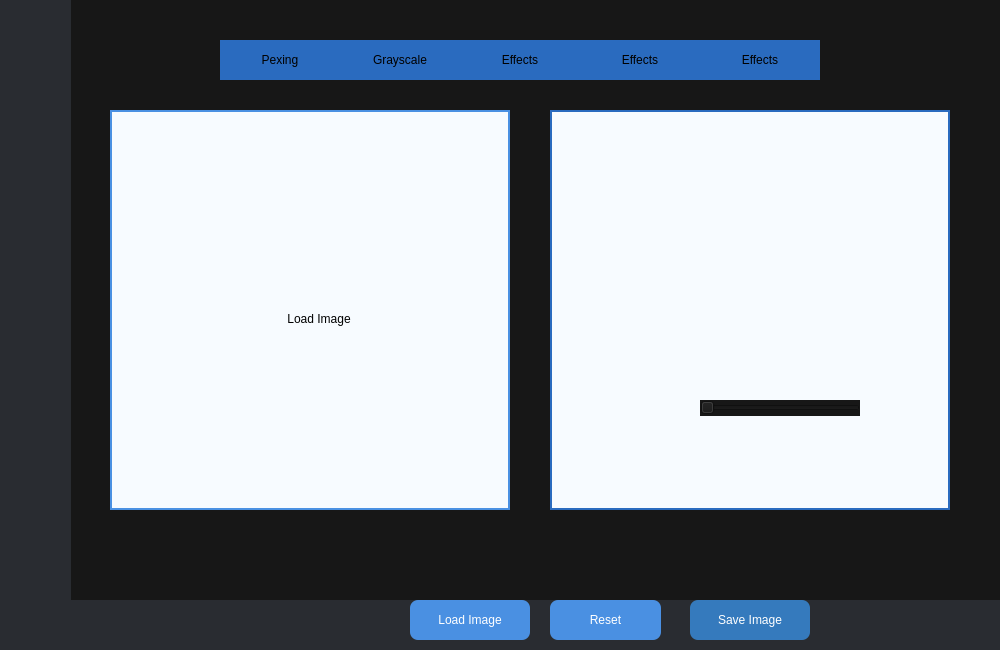
Above: mainwindow.ui from Abdelhamid-El-rashidy/RGBit before the change. Below: the same form after it.
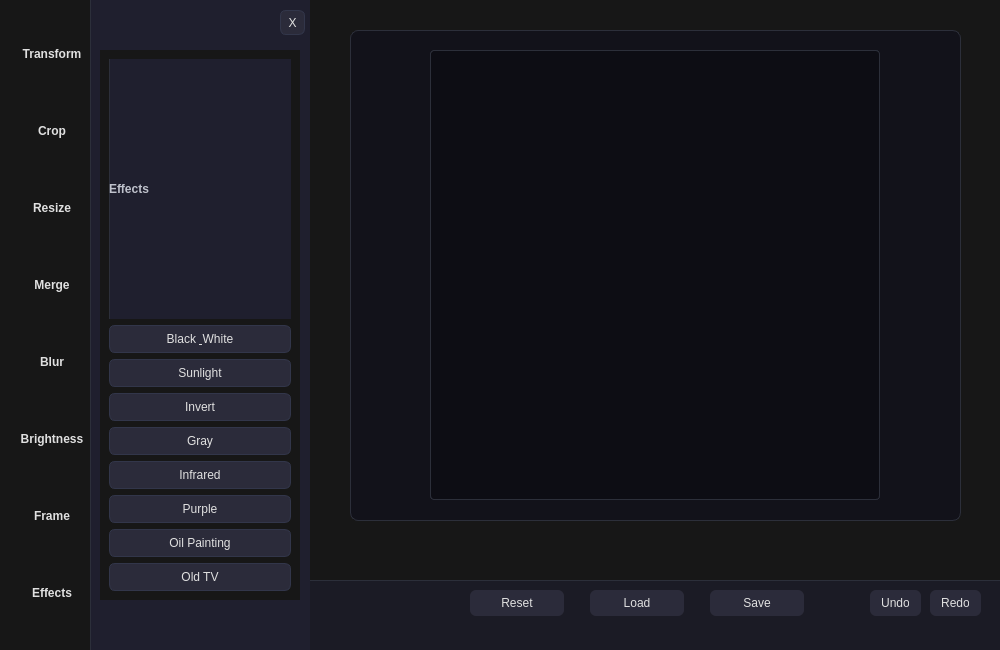
That is the form after the change. The open tabs and pages were chosen to show the change.

The edit to the form file:
```diff
--- a/mainwindow.ui
+++ b/mainwindow.ui
@@ -13,315 +13,476 @@
   <property name="windowTitle">
    <string>Image Processor</string>
   </property>
-  <property name="autoFillBackground">
-   <bool>false</bool>
-  </property>
   <property name="styleSheet">
-   <string notr="true">background-color: rgb(23,23,23);</string>
+   <string notr="true">
+    QMainWindow {
+    background-color: #171717;
+    color: #e0e0e0;
+    font-family: &quot;Segoe UI&quot;;
+    }
+   </string>
   </property>
   <widget class="QWidget" name="centralwidget">
-   <property name="autoFillBackground">
-    <bool>false</bool>
-   </property>
    <property name="styleSheet">
-    <string notr="true">background-color: rgb(23, 23, 23);</string>
+    <string notr="true">background-color: #171717;</string>
    </property>
-   <widget class="QLabel" name="originalLabel">
-    <property name="geometry">
-     <rect>
-      <x>110</x>
-      <y>110</y>
-      <width>400</width>
-      <height>400</height>
-     </rect>
-    </property>
-    <property name="styleSheet">
-     <string notr="true">border: 2px solid #4a90e2; background-color: #f7fbff;</string>
-    </property>
-    <property name="text">
-     <string>&lt;html&gt;&lt;head/&gt;&lt;body&gt;&lt;p&gt;&lt;br/&gt;&lt;/p&gt;&lt;/body&gt;&lt;/html&gt;</string>
-    </property>
-    <property name="scaledContents">
-     <bool>true</bool>
-    </property>
-    <property name="alignment">
-     <set>Qt::AlignmentFlag::AlignCenter</set>
-    </property>
-   </widget>
-   <widget class="QLabel" name="filteredLabel">
-    <property name="geometry">
-     <rect>
-      <x>550</x>
-      <y>110</y>
-      <width>400</width>
-      <height>400</height>
-     </rect>
-    </property>
-    <property name="styleSheet">
-     <string notr="true">border: 2px solid #2a6bbf; background-color: #f7fbff;</string>
-    </property>
-    <property name="text">
-     <string>&lt;html&gt;&lt;head/&gt;&lt;body&gt;&lt;p&gt;&lt;br/&gt;&lt;/p&gt;&lt;/body&gt;&lt;/html&gt;</string>
-    </property>
-    <property name="scaledContents">
-     <bool>true</bool>
-    </property>
-    <property name="alignment">
-     <set>Qt::AlignmentFlag::AlignCenter</set>
-    </property>
-   </widget>
-   <widget class="QPushButton" name="loadImageButton">
-    <property name="geometry">
-     <rect>
-      <x>410</x>
-      <y>600</y>
-      <width>120</width>
-      <height>40</height>
-     </rect>
-    </property>
-    <property name="styleSheet">
-     <string notr="true">background-color: #4a90e2; color: white; border-radius: 8px;</string>
-    </property>
-    <property name="text">
-     <string>Load Image</string>
-    </property>
-   </widget>
-   <widget class="QPushButton" name="saveButton">
-    <property name="geometry">
-     <rect>
-      <x>690</x>
-      <y>600</y>
-      <width>120</width>
-      <height>40</height>
-     </rect>
-    </property>
-    <property name="styleSheet">
-     <string notr="true">background-color: #357ABD; color: white; border-radius: 8px;</string>
-    </property>
-    <property name="text">
-     <string>Save Image</string>
-    </property>
-   </widget>
-   <widget class="QPushButton" name="applyGrayButton">
-    <property name="geometry">
-     <rect>
-      <x>340</x>
-      <y>40</y>
-      <width>120</width>
-      <height>40</height>
-     </rect>
-    </property>
-    <property name="styleSheet">
-     <string notr="true">background-color: #2a6bbf;
-      border: none;
-</string>
-    </property>
-    <property name="text">
-     <string>Grayscale</string>
-    </property>
-   </widget>
-   <widget class="QPushButton" name="applyInvertButton">
-    <property name="geometry">
-     <rect>
-      <x>460</x>
-      <y>40</y>
-      <width>120</width>
-      <height>40</height>
-     </rect>
-    </property>
-    <property name="styleSheet">
-     <string notr="true">background-color: #2a6bbf;
-      border: none;</string>
-    </property>
-    <property name="text">
-     <string>Effects</string>
-    </property>
-   </widget>
-   <widget class="QPushButton" name="applyRotateButton">
-    <property name="geometry">
-     <rect>
-      <x>700</x>
-      <y>40</y>
-      <width>120</width>
-      <height>40</height>
-     </rect>
-    </property>
-    <property name="styleSheet">
-     <string notr="true">background-color: #2a6bbf;
-      border:none;</string>
-    </property>
-    <property name="text">
-     <string>Effects</string>
-    </property>
-   </widget>
-   <widget class="QSlider" name="horizontalSlider">
-    <property name="geometry">
-     <rect>
-      <x>700</x>
-      <y>400</y>
-      <width>160</width>
-      <height>16</height>
-     </rect>
-    </property>
-    <property name="orientation">
-     <enum>Qt::Orientation::Horizontal</enum>
-    </property>
-   </widget>
-   <widget class="QPushButton" name="pushButton">
-    <property name="geometry">
-     <rect>
-      <x>280</x>
-      <y>310</y>
-      <width>78</width>
-      <height>18</height>
-     </rect>
-    </property>
-    <property name="styleSheet">
-     <string notr="true">color: black;
-      border: none;
-      background-color: transparent;</string>
-    </property>
-    <property name="text">
-     <string>Load Image</string>
-    </property>
-   </widget>
-   <widget class="QPushButton" name="resetButton">
-    <property name="geometry">
-     <rect>
-      <x>550</x>
-      <y>600</y>
-      <width>111</width>
-      <height>40</height>
-     </rect>
-    </property>
-    <property name="styleSheet">
-     <string notr="true">background-color: #4a90e2; color: white; border-radius: 8px;</string>
-    </property>
-    <property name="text">
-     <string>Reset</string>
-    </property>
-   </widget>
-   <widget class="QPushButton" name="Logo">
-    <property name="geometry">
-     <rect>
-      <x>220</x>
-      <y>40</y>
-      <width>120</width>
-      <height>40</height>
-     </rect>
-    </property>
-    <property name="styleSheet">
-     <string notr="true">background-color: #2a6bbf;
-      border: none;</string>
-    </property>
-    <property name="text">
-     <string>Pexing</string>
-    </property>
-   </widget>
-   <widget class="QPushButton" name="applyBlurButton">
-    <property name="geometry">
-     <rect>
-      <x>580</x>
-      <y>40</y>
-      <width>120</width>
-      <height>40</height>
-     </rect>
-    </property>
-    <property name="styleSheet">
-     <string notr="true">background-color: #2a6bbf;
-      border: none;</string>
-    </property>
-    <property name="text">
-     <string>Effects</string>
-    </property>
-   </widget>
-   <widget class="QLabel" name="label">
+   <widget class="QFrame" name="mainbar">
     <property name="geometry">
      <rect>
       <x>0</x>
       <y>0</y>
-      <width>71</width>
+      <width>91</width>
       <height>651</height>
      </rect>
     </property>
     <property name="styleSheet">
-     <string notr="true">background-color: rgb(41,44,49);</string>
+     <string notr="true">
+      QFrame {
+      background-color: qlineargradient(spread:pad, x1:0, y1:0, x2:0, y2:1,
+      stop:0 #1f1f2e, stop:1 #252533);
+      border-right: 1px solid #2c2f3a;
+      }
+      QPushButton {
+      color: #e0e0e0;
+      background-color: transparent;
+      border: none;
+      padding: 10px;
+      font-weight: 500;
+      }
+      QPushButton:hover {
+      background-color: #2d2d3a;
+      color: #4c82ff;
+      }
+      QPushButton:checked {
+      background-color: #3a6ee8;
+      color: white;
+      border-radius: 8px;
+      }
+     </string>
     </property>
-    <property name="text">
-     <string/>
+    <widget class="QWidget" name="verticalLayoutWidget_2">
+     <property name="geometry">
+      <rect>
+       <x>0</x>
+       <y>0</y>
+       <width>104</width>
+       <height>651</height>
+      </rect>
+     </property>
+     <layout class="QVBoxLayout" name="verticalLayout_2">
+      <item>
+       <widget class="QPushButton" name="TransformBtn">
+        <property name="text">
+         <string>Transform</string>
+        </property>
+       </widget>
+      </item>
+      <item>
+       <widget class="QPushButton" name="CropBtn">
+        <property name="text">
+         <string>Crop</string>
+        </property>
+       </widget>
+      </item>
+      <item>
+       <widget class="QPushButton" name="ResizeBtn">
+        <property name="text">
+         <string>Resize</string>
+        </property>
+       </widget>
+      </item>
+      <item>
+       <widget class="QPushButton" name="merge">
+        <property name="text">
+         <string>Merge</string>
+        </property>
+       </widget>
+      </item>
+      <item>
+       <widget class="QPushButton" name="blur">
+        <property name="text">
+         <string>Blur</string>
+        </property>
+       </widget>
+      </item>
+      <item>
+       <widget class="QPushButton" name="BrightnessBtn">
+        <property name="text">
+         <string>Brightness</string>
+        </property>
+       </widget>
+      </item>
+      <item>
+       <widget class="QPushButton" name="pushButton">
+        <property name="text">
+         <string>Frame</string>
+        </property>
+       </widget>
+      </item>
+      <item>
+       <widget class="QPushButton" name="EffectsBtn">
+        <property name="text">
+         <string>Effects</string>
+        </property>
+       </widget>
+      </item>
+     </layout>
+    </widget>
+   </widget>
+   <widget class="QFrame" name="sidebar">
+    <property name="geometry">
+     <rect>
+      <x>90</x>
+      <y>0</y>
+      <width>220</width>
+      <height>650</height>
+     </rect>
     </property>
+    <property name="styleSheet">
+     <string notr="true">
+      QFrame {
+      background-color: #1f1f2e;
+      border-left: 1px solid #2c2f3a;
+      color: #e0e0e0;
+      }
+      QLabel {
+      color: #bfc2cc;
+      font-weight: 600;
+      }
+      QPushButton {
+      background-color: #2b2b3a;
+      color: #e0e0e0;
+      border: 1px solid #32364a;
+      border-radius: 6px;
+      padding: 6px;
+      }
+      QPushButton:hover {
+      background-color: #3a3a4a;
+      border-color: #4c82ff;
+      color: #4c82ff;
+      }
+      QPushButton:pressed {
+      background-color: #3a6ee8;
+      color: white;
+      }
+     </string>
+    </property>
+    <widget class="QStackedWidget" name="sidebarStack">
+     <property name="geometry">
+      <rect>
+       <x>10</x>
+       <y>50</y>
+       <width>200</width>
+       <height>550</height>
+      </rect>
+     </property>
+     <property name="currentIndex">
+      <number>1</number>
+     </property>
+     <widget class="QWidget" name="effectsPage">
+      <layout class="QVBoxLayout" name="effectsLayout">
+       <item>
+        <widget class="QLabel" name="effectsTitle">
+         <property name="text">
+          <string>Effects</string>
+         </property>
+        </widget>
+       </item>
+       <item>
+        <widget class="QPushButton" name="BW">
+         <property name="text">
+          <string>Black &amp; White</string>
+         </property>
+        </widget>
+       </item>
+       <item>
+        <widget class="QPushButton" name="Sunlight">
+         <property name="text">
+          <string>Sunlight</string>
+         </property>
+        </widget>
+       </item>
+       <item>
+        <widget class="QPushButton" name="Invert">
+         <property name="text">
+          <string>Invert</string>
+         </property>
+        </widget>
+       </item>
+       <item>
+        <widget class="QPushButton" name="Gray">
+         <property name="text">
+          <string>Gray</string>
+         </property>
+        </widget>
+       </item>
+       <item>
+        <widget class="QPushButton" name="Infrared">
+         <property name="text">
+          <string>Infrared</string>
+         </property>
+        </widget>
+       </item>
+       <item>
+        <widget class="QPushButton" name="Purple">
+         <property name="text">
+          <string>Purple</string>
+         </property>
+        </widget>
+       </item>
+       <item>
+        <widget class="QPushButton" name="Oil">
+         <property name="text">
+          <string>Oil Painting</string>
+         </property>
+        </widget>
+       </item>
+       <item>
+        <widget class="QPushButton" name="OldTv">
+         <property name="text">
+          <string>Old TV</string>
+         </property>
+        </widget>
+       </item>
+      </layout>
+     </widget>
+     <widget class="QWidget" name="Brightpage">
+      <layout class="QVBoxLayout" name="effectsLayout">
+       <item>
+        <layout class="QHBoxLayout" name="horizontalLayout">
+         <item>
+          <widget class="QPushButton" name="Increase">
+           <property name="text">
+            <string>Increase</string>
+           </property>
+          </widget>
+         </item>
+         <item>
+          <widget class="QPushButton" name="decrease">
+           <property name="text">
+            <string>Decrease</string>
+           </property>
+          </widget>
+         </item>
+        </layout>
+       </item>
+      </layout>
+     </widget>
+     <widget class="QWidget" name="transformPage">
+      <layout class="QFormLayout" name="transformLayout">
+       <item row="0" column="0" colspan="2">
+        <widget class="QLabel" name="rotateLabel">
+         <property name="text">
+          <string>Rotate</string>
+         </property>
+        </widget>
+       </item>
+       <item row="1" column="0">
+        <widget class="QPushButton" name="rot90">
+         <property name="text">
+          <string>270</string>
+         </property>
+        </widget>
+       </item>
+       <item row="2" column="0">
+        <widget class="QPushButton" name="rot180">
+         <property name="text">
+          <string>180</string>
+         </property>
+        </widget>
+       </item>
+       <item row="3" column="0">
+        <widget class="QPushButton" name="rot270">
+         <property name="text">
+          <string>90</string>
+         </property>
+        </widget>
+       </item>
+       <item row="4" column="0" colspan="2">
+        <widget class="QLabel" name="fliplabel">
+         <property name="text">
+          <string>Flip</string>
+         </property>
+        </widget>
+       </item>
+       <item row="5" column="0">
+        <widget class="QPushButton" name="flipv">
+         <property name="text">
+          <string>Vertical</string>
+         </property>
+        </widget>
+       </item>
+       <item row="5" column="1">
+        <widget class="QPushButton" name="fliph">
+         <property name="text">
+          <string>Horizontal</string>
+         </property>
+        </widget>
+       </item>
+      </layout>
+     </widget>
+    </widget>
+    <widget class="QPushButton" name="closeSidebar">
+     <property name="geometry">
+      <rect>
+       <x>190</x>
+       <y>10</y>
+       <width>25</width>
+       <height>25</height>
+      </rect>
+     </property>
+     <property name="text">
+      <string>X</string>
+     </property>
+    </widget>
    </widget>
-   <widget class="QLabel" name="label_2">
+   <widget class="QFrame" name="Displayer">
     <property name="geometry">
      <rect>
-      <x>70</x>
-      <y>600</y>
-      <width>931</width>
-      <height>51</height>
+      <x>350</x>
+      <y>30</y>
+      <width>611</width>
+      <height>491</height>
      </rect>
     </property>
     <property name="styleSheet">
-     <string notr="true">background-color: rgb(41,44,49);</string>
+     <string notr="true">
+      QFrame { background-color: #12121a; border: 1px solid #2c2f3a; border-radius: 8px; }
+      QLabel { background-color: #0d0d14; border-radius: 4px; }
+     </string>
     </property>
-    <property name="text">
-     <string/>
+    <widget class="QLabel" name="filteredLabel">
+     <property name="geometry">
+      <rect>
+       <x>80</x>
+       <y>20</y>
+       <width>450</width>
+       <height>450</height>
+      </rect>
+     </property>
+     <property name="scaledContents">
+      <bool>true</bool>
+     </property>
+    </widget>
+    <widget class="QLabel" name="originalLabel">
+     <property name="geometry">
+      <rect>
+       <x>80</x>
+       <y>20</y>
+       <width>450</width>
+       <height>450</height>
+      </rect>
+     </property>
+     <property name="scaledContents">
+      <bool>true</bool>
+     </property>
+    </widget>
+    <zorder>originalLabel</zorder>
+    <zorder>filteredLabel</zorder>
+   </widget>
+   <widget class="QFrame" name="Bottombar">
+    <property name="geometry">
+     <rect>
+      <x>0</x>
+      <y>580</y>
+      <width>1001</width>
+      <height>71</height>
+     </rect>
     </property>
+    <property name="styleSheet">
+     <string notr="true">
+      QFrame {
+      background-color: #1b1b25;
+      border-top: 1px solid #2c2f3a;
+      }
+      QPushButton {
+      background-color: #2b2b3a;
+      color: #e0e0e0;
+      border-radius: 6px;
+      padding: 6px 12px;
+      }
+      QPushButton:hover {
+      background-color: #3a3a4a;
+      border: 1px solid #4c82ff;
+      color: #4c82ff;
+      }
+      QPushButton:pressed {
+      background-color: #3a6ee8;
+      color: white;
+      }
+     </string>
+    </property>
+    <widget class="QPushButton" name="saveButton">
+     <property name="geometry">
+      <rect>
+       <x>710</x>
+       <y>10</y>
+       <width>94</width>
+       <height>26</height>
+      </rect>
+     </property>
+     <property name="text">
+      <string>Save</string>
+     </property>
+    </widget>
+    <widget class="QPushButton" name="load">
+     <property name="geometry">
+      <rect>
+       <x>590</x>
+       <y>10</y>
+       <width>94</width>
+       <height>26</height>
+      </rect>
+     </property>
+     <property name="text">
+      <string>Load</string>
+     </property>
+    </widget>
+    <widget class="QPushButton" name="resetButton">
+     <property name="geometry">
+      <rect>
+       <x>470</x>
+       <y>10</y>
+       <width>94</width>
+       <height>26</height>
+      </rect>
+     </property>
+     <property name="text">
+      <string>Reset</string>
+     </property>
+    </widget>
+    <widget class="QPushButton" name="undo">
+     <property name="geometry">
+      <rect>
+       <x>870</x>
+       <y>10</y>
+       <width>51</width>
+       <height>26</height>
+      </rect>
+     </property>
+     <property name="text">
+      <string>Undo</string>
+     </property>
+    </widget>
+    <widget class="QPushButton" name="redo">
+     <property name="geometry">
+      <rect>
+       <x>930</x>
+       <y>10</y>
+       <width>51</width>
+       <height>26</height>
+      </rect>
+     </property>
+     <property name="text">
+      <string>Redo</string>
+     </property>
+    </widget>
    </widget>
-   <zorder>originalLabel</zorder>
-   <zorder>filteredLabel</zorder>
-   <zorder>applyGrayButton</zorder>
-   <zorder>applyInvertButton</zorder>
-   <zorder>applyRotateButton</zorder>
-   <zorder>horizontalSlider</zorder>
-   <zorder>pushButton</zorder>
-   <zorder>Logo</zorder>
-   <zorder>applyBlurButton</zorder>
-   <zorder>label</zorder>
-   <zorder>label_2</zorder>
-   <zorder>loadImageButton</zorder>
-   <zorder>resetButton</zorder>
-   <zorder>saveButton</zorder>
+   <zorder>Bottombar</zorder>
+   <zorder>mainbar</zorder>
+   <zorder>sidebar</zorder>
+   <zorder>Displayer</zorder>
   </widget>
-  <action name="actionOil_Painting">
-   <property name="text">
-    <string>Oil Painting</string>
-   </property>
-  </action>
-  <action name="actionSunlight">
-   <property name="text">
-    <string>Sunlight</string>
-   </property>
-  </action>
-  <action name="actionTV">
-   <property name="text">
-    <string>TV</string>
-   </property>
-  </action>
-  <action name="actionInfrared">
-   <property name="text">
-    <string>Infrared</string>
-   </property>
-  </action>
-  <action name="actionOil_Painting_2">
-   <property name="text">
-    <string>Oil Painting</string>
-   </property>
-  </action>
-  <action name="actionOil_Painting_3">
-   <property name="text">
-    <string>Oil Painting</string>
-   </property>
-  </action>
-  <action name="actionRotate">
-   <property name="text">
-    <string>Rotate</string>
-   </property>
-  </action>
-  <action name="actionSkew">
-   <property name="text">
-    <string>Skew</string>
-   </property>
-  </action>
  </widget>
  <tabstops>
   <tabstop>loadImageButton</tabstop>
```
Left out of the diff: 10 changed lines with no effect on the pictures.
